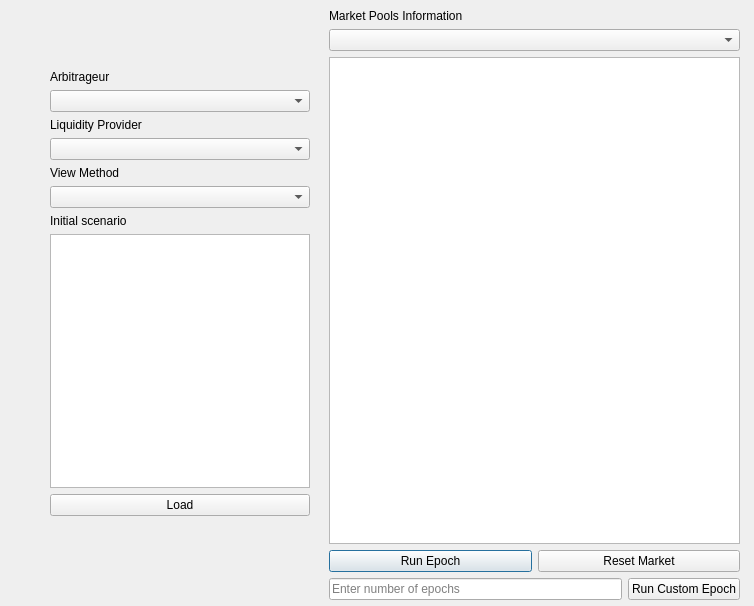
First picture: the form in SimulationPlayground.ui, repository LiquidityProtocol/AMM-Simulator, before the edit.
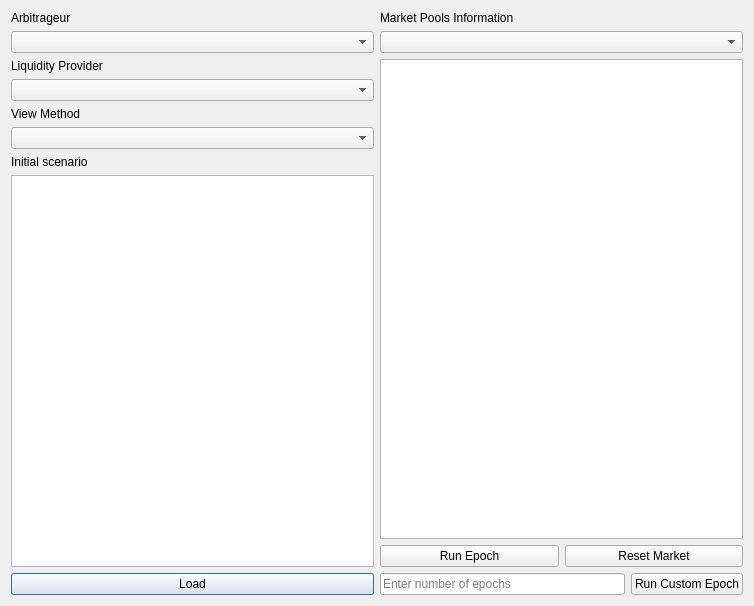
Second picture: the form after the edit.

```diff
--- a/SimulationPlayground.ui
+++ b/SimulationPlayground.ui
@@ -13,15 +13,75 @@
   <property name="windowTitle">
    <string>Dialog</string>
   </property>
-  <widget class="QWidget" name="verticalLayoutWidget">
-   <property name="geometry">
-    <rect>
-     <x>329</x>
-     <y>9</y>
-     <width>411</width>
-     <height>591</height>
-    </rect>
-   </property>
+  <layout class="QHBoxLayout" name="horizontalLayout_3">
+   <item>
+    <layout class="QVBoxLayout" name="verticalLayout_4">
+     <item>
+      <layout class="QVBoxLayout" name="verticalLayout_2">
+       <item>
+        <widget class="QLabel" name="label_2">
+         <property name="text">
+          <string>Arbitrageur</string>
+         </property>
+        </widget>
+       </item>
+       <item>
+        <widget class="QComboBox" name="Arbs_Options">
+         <property name="placeholderText">
+          <string>Select Behavior</string>
+         </property>
+        </widget>
+       </item>
+       <item>
+        <widget class="QLabel" name="label_3">
+         <property name="text">
+          <string>Liquidity Provider</string>
+         </property>
+        </widget>
+       </item>
+       <item>
+        <widget class="QComboBox" name="LP_Options">
+         <property name="placeholderText">
+          <string>Select Behavior</string>
+         </property>
+        </widget>
+       </item>
+       <item>
+        <widget class="QLabel" name="label_4">
+         <property name="text">
+          <string>View Method</string>
+         </property>
+        </widget>
+       </item>
+       <item>
+        <widget class="QComboBox" name="View_Options"/>
+       </item>
+      </layout>
+     </item>
+     <item>
+      <layout class="QVBoxLayout" name="verticalLayout_3">
+       <item>
+        <widget class="QLabel" name="label_4">
+         <property name="text">
+          <string>Initial scenario</string>
+         </property>
+        </widget>
+       </item>
+       <item>
+        <widget class="QTextEdit" name="textEdit_initial_scenario"/>
+       </item>
+       <item>
+        <widget class="QPushButton" name="pushButton_load_scenario">
+         <property name="text">
+          <string>Load</string>
+         </property>
+        </widget>
+       </item>
+      </layout>
+     </item>
+    </layout>
+   </item>
+   <item>
    <layout class="QVBoxLayout" name="verticalLayout">
     <item>
      <widget class="QLabel" name="label">
@@ -77,82 +137,8 @@
      </layout>
     </item>
    </layout>
-  </widget>
-  <widget class="QWidget" name="">
-   <property name="geometry">
-    <rect>
-     <x>50</x>
-     <y>70</y>
-     <width>260</width>
-     <height>446</height>
-    </rect>
-   </property>
-   <layout class="QVBoxLayout" name="verticalLayout_4">
-    <item>
-     <layout class="QVBoxLayout" name="verticalLayout_2">
-      <item>
-       <widget class="QLabel" name="label_2">
-        <property name="text">
-         <string>Arbitrageur</string>
-        </property>
-       </widget>
-      </item>
-      <item>
-       <widget class="QComboBox" name="Arbs_Options">
-        <property name="placeholderText">
-         <string>Select Behavior</string>
-        </property>
-       </widget>
-      </item>
-      <item>
-       <widget class="QLabel" name="label_3">
-        <property name="text">
-         <string>Liquidity Provider</string>
-        </property>
-       </widget>
-      </item>
-      <item>
-       <widget class="QComboBox" name="LP_Options">
-        <property name="placeholderText">
-         <string>Select Behavior</string>
-        </property>
-       </widget>
-      </item>
-      <item>
-       <widget class="QLabel" name="label_4">
-        <property name="text">
-         <string>View Method</string>
-        </property>
-       </widget>
-      </item>
-      <item>
-       <widget class="QComboBox" name="View_Options"/>
-      </item>
-     </layout>
-    </item>
-    <item>
-     <layout class="QVBoxLayout" name="verticalLayout_3">
-      <item>
-       <widget class="QLabel" name="label_4">
-        <property name="text">
-         <string>Initial scenario</string>
-        </property>
-       </widget>
-      </item>
-      <item>
-       <widget class="QTextEdit" name="textEdit_initial_scenario"/>
-      </item>
-      <item>
-       <widget class="QPushButton" name="pushButton_load_scenario">
-        <property name="text">
-         <string>Load</string>
-        </property>
-       </widget>
-      </item>
-     </layout>
-    </item>
-   </layout>
-  </widget>
+   </item>
+  </layout>
  </widget>
  <resources/>
  <connections/>
```
Lines whose indentation alone changed are shown as unchanged.
